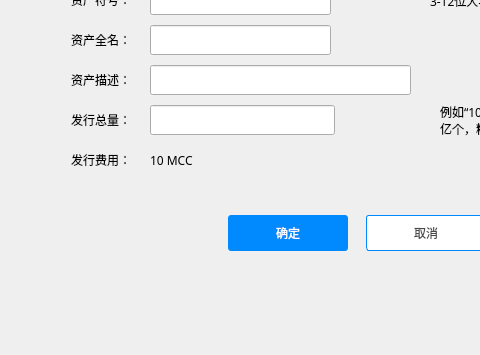
Qt form dialog/createassetdialog.ui (realm520/usewallet-qt) before a commit; both pictures show x 130 to 610 and y 225 to 580 of the 960 by 580 pixel window.
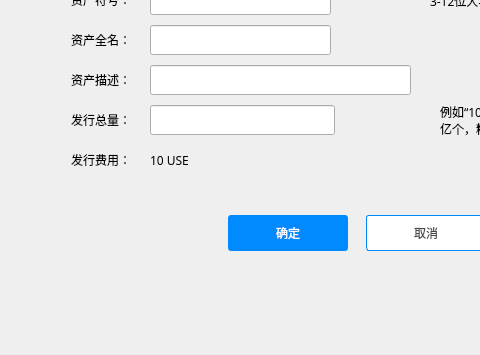
The same form after that commit.

Diff of the .ui file:
```diff
--- a/dialog/createassetdialog.ui
+++ b/dialog/createassetdialog.ui
@@ -341,7 +341,7 @@
       </rect>
      </property>
      <property name="text">
-      <string>10 MCC</string>
+      <string>10 USE</string>
      </property>
     </widget>
     <widget class="QLabel" name="label_7">
```
